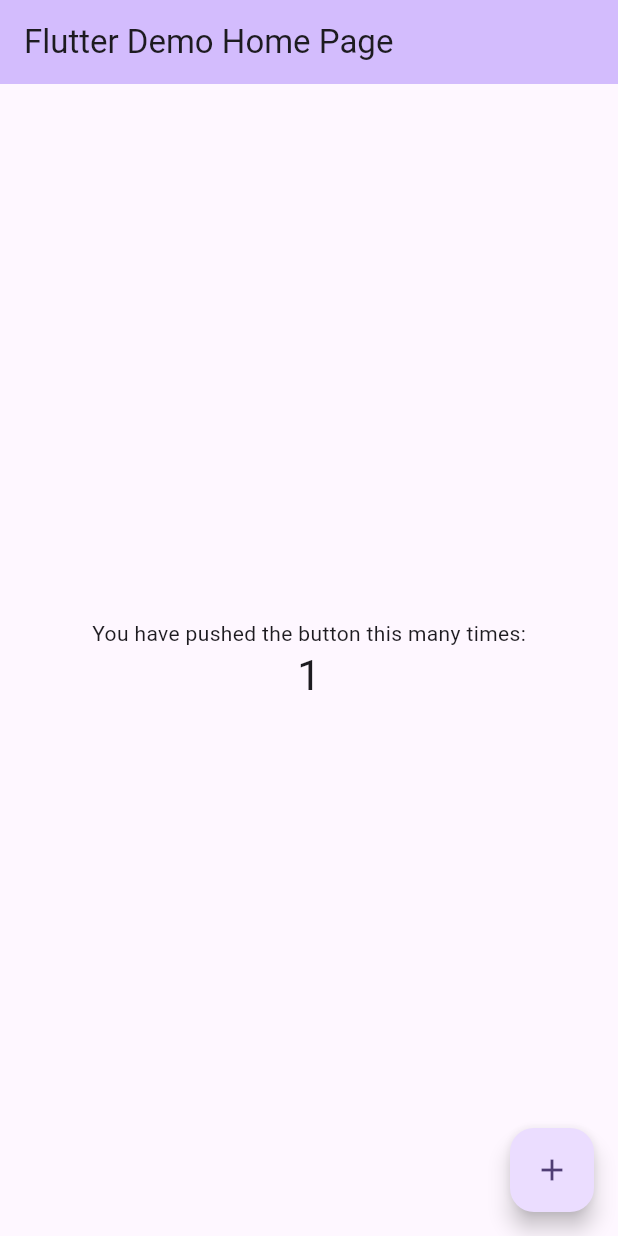
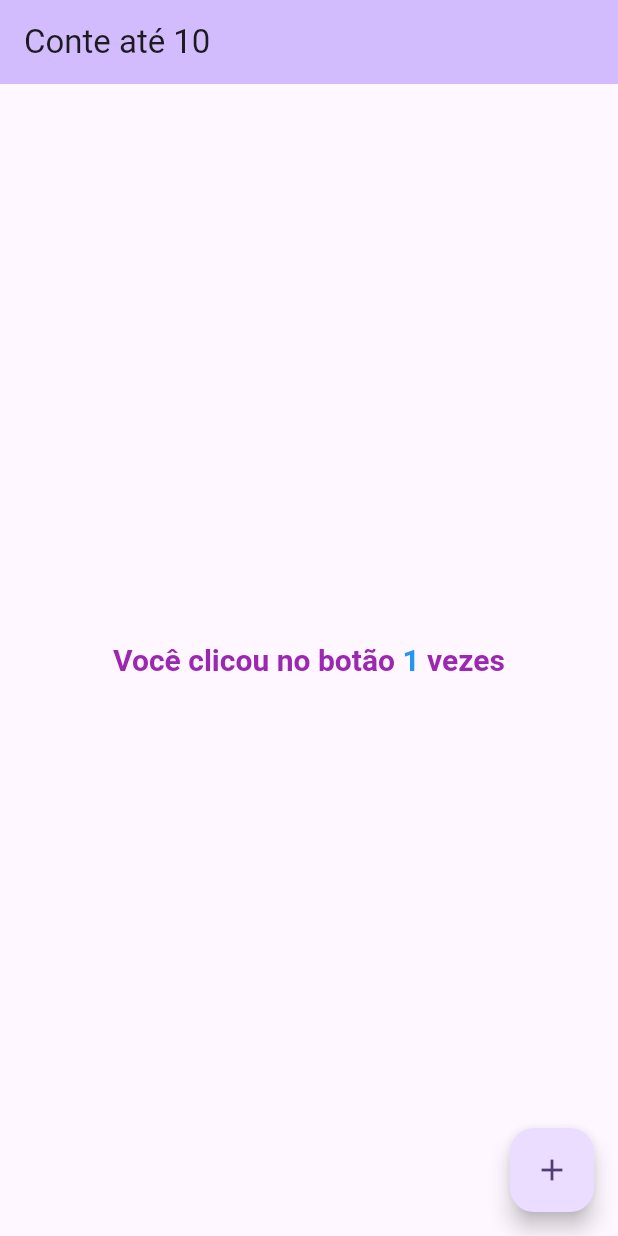
Before and after one commit to LuanGitSilva/meuappflutter, a Flutter app: the screen it shows after launch, after a tap on the "add" icon, on a phone screen of 412 x 824 dp. Run offline on Flutter 3.47's test engine with Material 2 defaults, Android fonts, the phone set to English and light mode, and no system bars.

Commit message:
Contador alterado

```diff
--- a/lib/main.dart
+++ b/lib/main.dart
@@ -6,47 +6,21 @@ void main() {
 
 class MyApp extends StatelessWidget {
   const MyApp({super.key});
-
-  // This widget is the root of your application.
   @override
   Widget build(BuildContext context) {
     return MaterialApp(
       title: 'Flutter Demo',
       theme: ThemeData(
-        // This is the theme of your application.
-        //
-        // TRY THIS: Try running your application with "flutter run". You'll see
-        // the application has a blue toolbar. Then, without quitting the app,
-        // try changing the seedColor in the colorScheme below to Colors.green
-        // and then invoke "hot reload" (save your changes or press the "hot
-        // reload" button in a Flutter-supported IDE, or press "r" if you used
-        // the command line to start the app).
-        //
-        // Notice that the counter didn't reset back to zero; the application
-        // state is not lost during the reload. To reset the state, use hot
-        // restart instead.
-        //
-        // This works for code too, not just values: Most code changes can be
-        // tested with just a hot reload.
-        colorScheme: ColorScheme.fromSeed(seedColor: Colors.deepPurple),
+       colorScheme: ColorScheme.fromSeed(seedColor: Colors.deepPurple),
         useMaterial3: true,
       ),
-      home: const MyHomePage(title: 'Flutter Demo Home Page'),
+      home: const MyHomePage(title: 'Página inicial'),
     );
   }
 }
 
 class MyHomePage extends StatefulWidget {
   const MyHomePage({super.key, required this.title});
-
-  // This widget is the home page of your application. It is stateful, meaning
-  // that it has a State object (defined below) that contains fields that affect
-  // how it looks.
-
-  // This class is the configuration for the state. It holds the values (in this
-  // case the title) provided by the parent (in this case the App widget) and
-  // used by the build method of the State. Fields in a Widget subclass are
-  // always marked "final".
 
   final String title;
 
@@ -59,67 +33,68 @@ class _MyHomePageState extends State<MyHomePage> {
 
   void _incrementCounter() {
     setState(() {
-      // This call to setState tells the Flutter framework that something has
-      // changed in this State, which causes it to rerun the build method below
-      // so that the display can reflect the updated values. If we changed
-      // _counter without calling setState(), then the build method would not be
-      // called again, and so nothing would appear to happen.
       _counter++;
+
+      if (_counter == 10) {
+        _showCongratulationsDialog();
+        _counter = 0;
+      }
     });
+  }
+
+  void _showCongratulationsDialog() {
+    showDialog(
+      context: context,
+      builder: (BuildContext context) {
+        return AlertDialog(
+          title: const Text('Parabéns!'),
+          content: const Text('Você clicou 10 vezes!'),
+          actions: [
+            TextButton(
+              onPressed: () {
+                Navigator.of(context).pop();
+              },
+              child: const Text('OK'),
+            ),
+          ],
+        );
+      },
+    );
   }
 
   @override
   Widget build(BuildContext context) {
-    // This method is rerun every time setState is called, for instance as done
-    // by the _incrementCounter method above.
-    //
-    // The Flutter framework has been optimized to make rerunning build methods
-    // fast, so that you can just rebuild anything that needs updating rather
-    // than having to individually change instances of widgets.
     return Scaffold(
       appBar: AppBar(
-        // TRY THIS: Try changing the color here to a specific color (to
-        // Colors.amber, perhaps?) and trigger a hot reload to see the AppBar
-        // change color while the other colors stay the same.
         backgroundColor: Theme.of(context).colorScheme.inversePrimary,
-        // Here we take the value from the MyHomePage object that was created by
-        // the App.build method, and use it to set our appbar title.
-        title: Text(widget.title),
+        title: const Text('Conte até 10'),
       ),
       body: Center(
-        // Center is a layout widget. It takes a single child and positions it
-        // in the middle of the parent.
         child: Column(
-          // Column is also a layout widget. It takes a list of children and
-          // arranges them vertically. By default, it sizes itself to fit its
-          // children horizontally, and tries to be as tall as its parent.
-          //
-          // Column has various properties to control how it sizes itself and
-          // how it positions its children. Here we use mainAxisAlignment to
-          // center the children vertically; the main axis here is the vertical
-          // axis because Columns are vertical (the cross axis would be
-          // horizontal).
-          //
-          // TRY THIS: Invoke "debug painting" (choose the "Toggle Debug Paint"
-          // action in the IDE, or press "p" in the console), to see the
-          // wireframe for each widget.
           mainAxisAlignment: MainAxisAlignment.center,
           children: <Widget>[
-            const Text(
-              'You have pushed the button this many times:',
-            ),
-            Text(
-              '$_counter',
-              style: Theme.of(context).textTheme.headlineMedium,
+            RichText(
+              text: TextSpan(
+                style: const TextStyle(
+                  color: Colors.purple,
+                  fontSize: 20,
+                  fontWeight: FontWeight.bold,
+                ),
+                children: <TextSpan>[
+                  const TextSpan(text: 'Você clicou no botão '),
+                  TextSpan(text: '$_counter', style: const TextStyle(color: Colors.blue)),
+                  const TextSpan(text: ' vezes'),
+                ],
+              ),
             ),
           ],
-        ),
+          ),
       ),
       floatingActionButton: FloatingActionButton(
         onPressed: _incrementCounter,
-        tooltip: 'Increment',
+        tooltip: 'Incrementar',
         child: const Icon(Icons.add),
-      ), // This trailing comma makes auto-formatting nicer for build methods.
+      ),
     );
   }
 }
```
